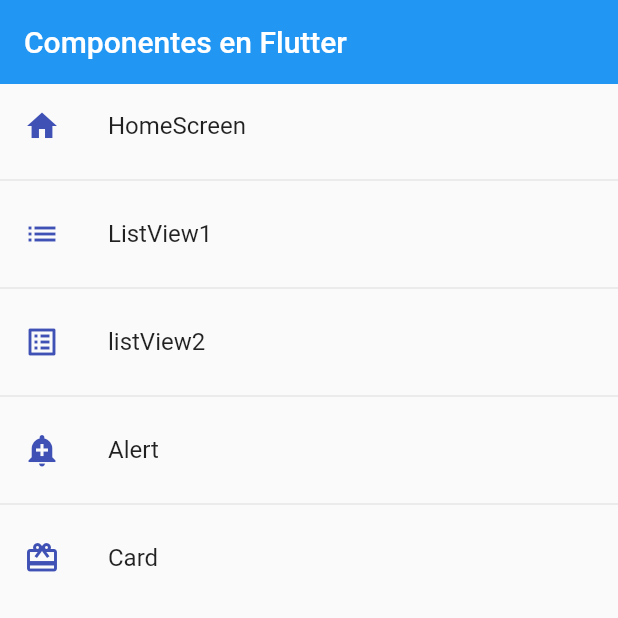
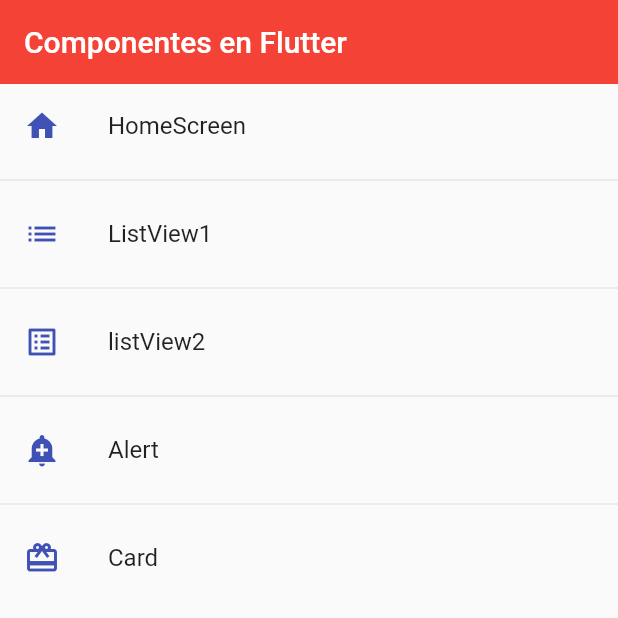
Before and after one commit to AlphaFG00/Fluter_ReCheck, a Flutter app: the screen it shows after launch, on a phone screen of 412 x 824 dp, the top half of it. Run offline on Flutter 3.47's test engine with Material 2 defaults, Android fonts, the phone set to English and light mode, and no system bars.

Commit message:
Before adding global theme configuration

```diff
--- a/flutter_application_2/lib/main.dart
+++ b/flutter_application_2/lib/main.dart
@@ -13,6 +13,17 @@ class MyApp extends StatelessWidget {
       //Rutas Optimizadas:
       routes: AppRoutes.getAppRoutes(),
       //trabajar con rutas dinamicas, como un 404
-        onGenerateRoute: AppRoutes.onGenerateRoute);
+      onGenerateRoute: AppRoutes.onGenerateRoute,
+      //cambiar globalmente los colores
+      //copy toma todos los colores del tema
+      theme: ThemeData.light().copyWith(
+        primaryColor: Colors.indigo,
+        //tema del appbar
+        appBarTheme: const AppBarTheme(
+          color: Colors.red,
+          elevation: 0,
+        ),
+      ),
+    );
   }
 }
--- a/flutter_application_2/lib/screens/listview2_separated.dart
+++ b/flutter_application_2/lib/screens/listview2_separated.dart
@@ -10,8 +10,6 @@ class ListView2Screen extends StatelessWidget {
     return Scaffold(
         appBar: AppBar(
           title: const Text('ListView_2'),
-          elevation: 0,
-          backgroundColor: Colors.indigo,
         ),
         //para constriur la lista con elementos separados
         body: ListView.separated(
```
Lines whose indentation alone changed are shown as unchanged.
